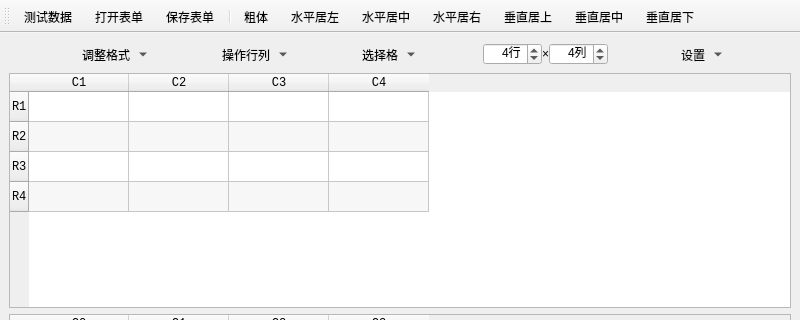
Before: the Qt Designer form _en/Computer/Operating_System/Qt_C++_Programming/Sheet/Sheet.ui in bss9395/bss9395.github.io, drawn with Qt 5; both pictures show x 0 to 800 and y 0 to 320 of the 800 by 600 pixel window.
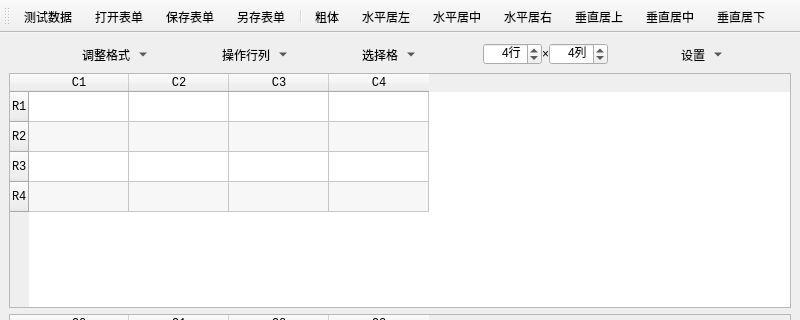
After: the same form once the commit is applied. Icons and pictures are not drawn.

Diff of the .ui file:
```diff
--- a/_en/Computer/Operating_System/Qt_C++_Programming/Sheet/Sheet.ui
+++ b/_en/Computer/Operating_System/Qt_C++_Programming/Sheet/Sheet.ui
@@ -583,6 +583,7 @@
    <addaction name="A_Testing"/>
    <addaction name="A_Open"/>
    <addaction name="A_Save_Sheet"/>
+   <addaction name="A_Save_As"/>
    <addaction name="separator"/>
    <addaction name="A_Bold"/>
    <addaction name="A_Align_Left"/>
@@ -805,6 +806,15 @@
     <string>粗体</string>
    </property>
   </action>
+  <action name="A_Save_As">
+   <property name="icon">
+    <iconset resource="resources.qrc">
+     <normaloff>:/images/save.png</normaloff>:/images/save.png</iconset>
+   </property>
+   <property name="text">
+    <string>另存表单</string>
+   </property>
+  </action>
  </widget>
  <resources>
   <include location="resources.qrc"/>
```
